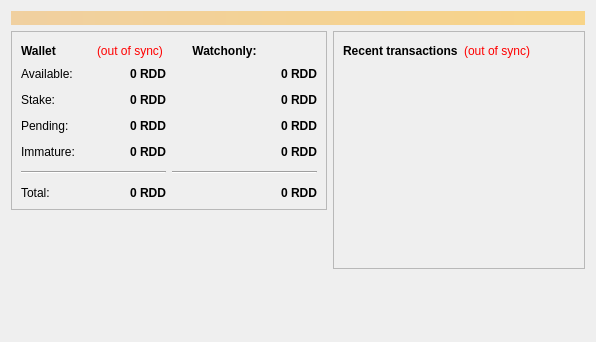
Above: src/qt/forms/overviewpage.ui from reddcoin-project/reddcoin-3.10 before the change. Below: the same form after it.
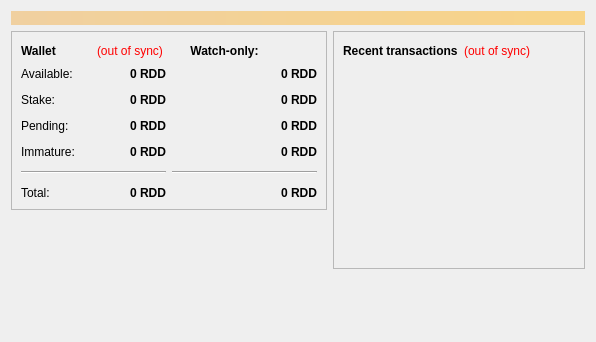
That is the form after the change.

Commit message:
qt: Update some messages after suggestions by translators
- *cannot* is more common, thus preferred to *can not*
- Use *Watch-only* instead of *Watchonly* as one word

# Conflicts:
#	src/qt/intro.cpp
#	src/qt/locale/bitcoin_en.ts
#	src/qt/paymentserver.cpp

```diff
--- a/src/qt/forms/overviewpage.ui
+++ b/src/qt/forms/overviewpage.ui
@@ -89,7 +89,7 @@
                  </font>
                 </property>
                 <property name="text">
-                 <string>Watchonly:</string>
+                 <string>Watch-only:</string>
                 </property>
                 <property name="alignment">
                  <set>Qt::AlignCenter</set>
```
The commit also changes 2 other files.
